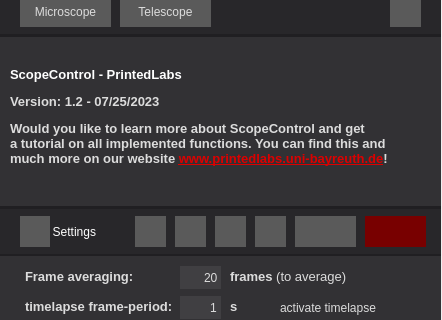
Qt form UIs/camcom_gui.ui (ThorstenSchumacher/ScopeControl) before a commit; both pictures show x 0 to 442 and y 264 to 584 of the 442 by 760 pixel window.
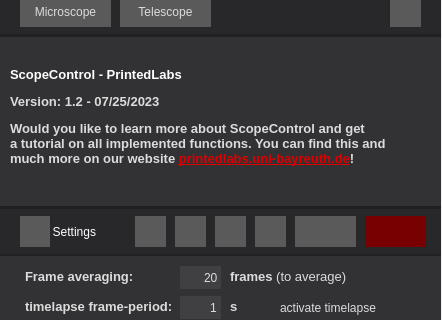
The same form after that commit. Icons and pictures are not drawn.

```diff
--- a/UIs/camcom_gui.ui
+++ b/UIs/camcom_gui.ui
@@ -1660,7 +1660,7 @@
 </string>
       </property>
       <property name="text">
-       <string>&lt;html&gt;&lt;head/&gt;&lt;body&gt;&lt;p align=&quot;justify&quot;&gt;&lt;span style=&quot; font-size:10pt; font-weight:600; color:#ffffff;&quot;&gt;ScopeControl - PrintedLabs&lt;/span&gt;&lt;/p&gt;&lt;p align=&quot;justify&quot;&gt;&lt;span style=&quot; font-size:10pt; font-weight:600; color:#dcdcdc;&quot;&gt;Version: 1.2 - 07/25/2023&lt;/span&gt;&lt;/p&gt;&lt;p align=&quot;justify&quot;&gt;&lt;span style=&quot; font-size:10pt; font-weight:600; color:#dcdcdc;&quot;&gt;Would you like to learn more about ScopeControl and get&lt;br/&gt;a tutorial on all implemented functions. You can find this and&lt;br/&gt;much more on our website &lt;/span&gt;&lt;a href=&quot;www.printedlabs.uni-bayreuth.de&quot;&gt;&lt;span style=&quot; font-size:10pt; font-weight:600; text-decoration: underline; color:#dc0000;&quot;&gt;www.printedlabs.uni-bayreuth.de&lt;/span&gt;&lt;/a&gt;&lt;span style=&quot; font-size:10pt; font-weight:600; color:#dcdcdc;&quot;&gt;!&lt;/span&gt;&lt;/p&gt;&lt;/body&gt;&lt;/html&gt;</string>
+       <string>&lt;html&gt;&lt;head/&gt;&lt;body&gt;&lt;p align=&quot;justify&quot;&gt;&lt;span style=&quot; font-size:10pt; font-weight:600; color:#ffffff;&quot;&gt;ScopeControl - PrintedLabs&lt;/span&gt;&lt;/p&gt;&lt;p align=&quot;justify&quot;&gt;&lt;span style=&quot; font-size:10pt; font-weight:600; color:#dcdcdc;&quot;&gt;Version: 1.2 - 07/25/2023&lt;/span&gt;&lt;/p&gt;&lt;p align=&quot;justify&quot;&gt;&lt;span style=&quot; font-size:10pt; font-weight:600; color:#dcdcdc;&quot;&gt;Would you like to learn more about ScopeControl and get&lt;br/&gt;a tutorial on all implemented functions. You can find this and&lt;br/&gt;much more on our website &lt;/span&gt;&lt;a href=&quot;https://printedlabs.uni-bayreuth.de/&quot;&gt;&lt;span style=&quot; font-size:10pt; font-weight:600; text-decoration: underline; color:#dc0000;&quot;&gt;printedlabs.uni-bayreuth.de&lt;/span&gt;&lt;/a&gt;&lt;span style=&quot; font-size:10pt; font-weight:600; color:#dcdcdc;&quot;&gt;!&lt;/span&gt;&lt;/p&gt;&lt;/body&gt;&lt;/html&gt;</string>
       </property>
       <property name="alignment">
        <set>Qt::AlignJustify|Qt::AlignVCenter</set>
```
